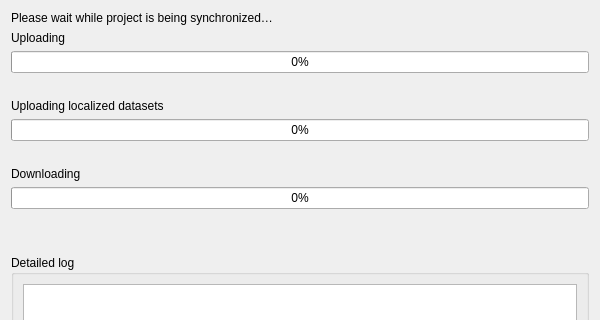
The window that launcher/portable_profile/profiles/portable/python/plugins/qfieldsync/ui/cloud_transfer_dialog.ui (yamamoto-ryuzo/yr-qgis-launcher) describes before a commit, drawn with Qt 5; both pictures show x 0 to 600 and y 0 to 320 of the 600 by 570 pixel window.
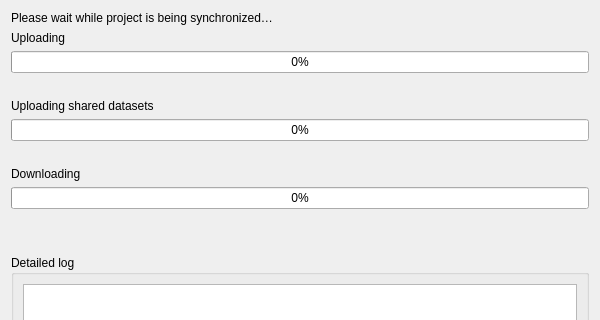
The same window after the commit. The open tabs and pages were chosen to show the change. Icons and pictures are not drawn. Custom widgets are drawn as their Qt base class.

What changed in the file:
```diff
--- a/launcher/portable_profile/profiles/portable/python/plugins/qfieldsync/ui/cloud_transfer_dialog.ui
+++ b/launcher/portable_profile/profiles/portable/python/plugins/qfieldsync/ui/cloud_transfer_dialog.ui
@@ -280,7 +280,7 @@
          <item>
           <widget class="QLabel" name="localizedDatasetsUploadLabel">
            <property name="text">
-            <string>Uploading localized datasets</string>
+            <string>Uploading shared datasets</string>
            </property>
           </widget>
          </item>
```
Left out of the diff: 2 changed lines with no effect on the pictures.
